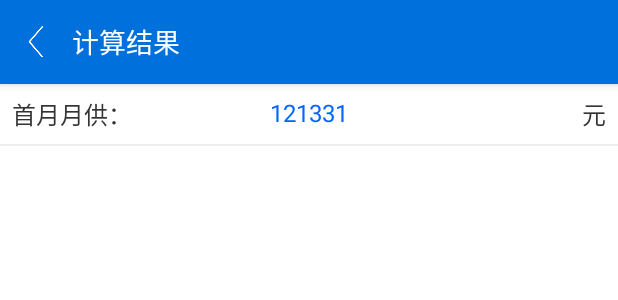
After one commit to xiaobei56/Complex, an Android app: the layout activity_result_gjj.xml on its own in the app's theme, with its tools: preview values and no code run, on a phone screen of 412 x 824 dp. The commit adds this screen. Shown: the top 300 px of the screen. Run offline under Robolectric (Android 15) with nearby library versions, the phone set to English and light mode, and no system bars.

Commit message:
no message

```diff
--- a/BzbLibrary/src/main/java/cn/gridlife/generallibrary/utils/NoDoubleClickUtil.java
+++ b/BzbLibrary/src/main/java/cn/gridlife/generallibrary/utils/NoDoubleClickUtil.java
@@ -1,7 +1,6 @@
 package cn.gridlife.generallibrary.utils;
 
 
-import cn.sdisframework.utils.LogUtil;
 
 public class NoDoubleClickUtil {
     public static final int DELAY = 800;
@@ -11,7 +10,6 @@ public class NoDoubleClickUtil {
     public static boolean isNotFastClick() {
         long currentTime = System.currentTimeMillis();
         long time = Math.abs(currentTime - lastClickTime);
-        LogUtil.d("currentTime - lastClickTime =" + time);
         if (time > DELAY) {
             lastClickTime = currentTime;
             return true;
--- a/fangdaicalculator/src/main/java/cn/gridlife/xiaobei/fangdaicalculator/activities/calculator/FangDaiCalculatorActivity.java
+++ b/fangdaicalculator/src/main/java/cn/gridlife/xiaobei/fangdaicalculator/activities/calculator/FangDaiCalculatorActivity.java
@@ -187,18 +187,19 @@ public class FangDaiCalculatorActivity extends BActivity {
                 double myjs=ArithmeticUtils.mul(myhbj,ylvgjj);
 
                 //等额本金贷款总利息
-                double debjdkzlx=((myhbj+ArithmeticUtils.mul(daikuanzonge_1,ylvgjj))+ArithmeticUtils.mul(myhbj,1+ylvgjj))/2/months-daikuanzonge_1;
+                double debjdkzlx=(myjs+ArithmeticUtils.mul(daikuanzonge_1,ylvgjj))*months/2;
 
 
                 Toast.makeText(FangDaiCalculatorActivity.this, ""+zhke+"  ---" + debjdkzlx, Toast.LENGTH_LONG).show();
                 AlertDialog.Builder builder = new AlertDialog.Builder(FangDaiCalculatorActivity.this)
                         .setTitle("月还款额")
-                        .setMessage("等额本息月还款额："+myyge + "  "+"等额本金总利息："+zhke).setPositiveButton("知道了", new DialogInterface.OnClickListener() {
+                        .setMessage("等额本息月还款额："+myyge + "  "+"等额本金总利息："+debjdkzlx+"每月还本金"+myhbj+"  每月减少"+myjs+"  第一个月还款金额"+dygyhkje).setPositiveButton("知道了", new DialogInterface.OnClickListener() {
                             @Override
                             public void onClick(DialogInterface dialog, int which) {
                             }
                         });
                 builder.show();
+
             }
         });
 
--- /dev/null
+++ b/fangdaicalculator/src/main/res/layout/activity_result_gjj.xml
@@ -0,0 +1,87 @@
+<?xml version="1.0" encoding="utf-8"?>
+<android.support.constraint.ConstraintLayout xmlns:android="http://schemas.android.com/apk/res/android"
+    xmlns:app="http://schemas.android.com/apk/res-auto"
+    xmlns:tools="http://schemas.android.com/tools"
+    android:layout_width="match_parent"
+    android:layout_height="match_parent"
+    android:background="@color/back_white">
+
+    <android.support.v7.widget.CardView
+        android:id="@+id/cv_toolbar"
+        android:layout_width="match_parent"
+        android:layout_height="?actionBarSize"
+        app:cardCornerRadius="0dp"
+        app:cardElevation="4dp"
+        app:layout_constraintTop_toTopOf="parent">
+
+        <android.support.v7.widget.Toolbar
+            android:id="@+id/tool_bar"
+            android:layout_width="match_parent"
+            android:layout_height="match_parent"
+            android:background="@color/main_blue"
+            app:contentInsetLeft="0dp"
+            app:contentInsetStart="0dp">
+
+            <ImageButton
+                android:id="@+id/nav_back"
+                style="?actionButtonStyle"
+                android:layout_width="wrap_content"
+                android:layout_height="match_parent"
+                android:src="@mipmap/back" />
+
+            <TextView
+                android:id="@+id/title_text"
+                android:layout_width="match_parent"
+                android:layout_height="match_parent"
+                android:ellipsize="end"
+                android:gravity="center_vertical"
+                android:maxLines="1"
+                android:text="计算结果"
+                android:textAppearance="@style/TextAppearance.AppCompat.Widget.ActionBar.Title"
+                android:textColor="@color/back_white"
+                android:textSize="@dimen/_18sp" />
+        </android.support.v7.widget.Toolbar>
+    </android.support.v7.widget.CardView>
+
+    <LinearLayout
+        android:layout_width="match_parent"
+        android:layout_height="wrap_content"
+        android:orientation="vertical"
+        app:layout_constraintTop_toBottomOf="@id/cv_toolbar">
+
+        <RelativeLayout
+            android:layout_width="match_parent"
+            android:layout_height="wrap_content"
+            android:padding="@dimen/_8dp">
+
+            <TextView
+                android:layout_width="wrap_content"
+                android:layout_height="wrap_content"
+                android:layout_alignParentStart="true"
+                android:text="首月月供："
+                android:textSize="@dimen/text_size_normal"
+                android:textColor="@color/text_color_normal" />
+
+            <TextView
+                android:layout_width="wrap_content"
+                android:layout_height="wrap_content"
+                android:layout_centerHorizontal="true"
+                android:text="121331"
+                android:textSize="@dimen/text_size_normal"
+                android:textColor="@color/text_color_blue" />
+
+            <TextView
+                android:layout_width="wrap_content"
+                android:layout_height="wrap_content"
+                android:layout_alignParentEnd="true"
+                android:text="元"
+                android:textSize="@dimen/text_size_normal"
+                android:textColor="@color/text_color_normal" />
+        </RelativeLayout>
+
+        <View
+            android:layout_width="match_parent"
+            android:layout_height="@dimen/_1dp"
+            android:background="@color/div_back" />
+    </LinearLayout>
+</android.support.constraint.ConstraintLayout>
--- a/fangdaicalculator/src/main/res/values/colors.xml
+++ b/fangdaicalculator/src/main/res/values/colors.xml
@@ -29,7 +29,7 @@
 
     <!--Text Color-->
     <color name="text_color_normal">#333333</color>
-    <color name="text_color_grey">#666666</color>
+    <color name="text_color_grey">#888888</color>
     <color name="text_color_grey_light">#999999</color>
     <color name="text_color_white">#ffffff</color>
     <color name="text_color_blue">#06f</color>
```
Also changed, not shown: fangdaicalculator/src/main/res/layout/activity_calculator_fangdai.xml (indentation only).
